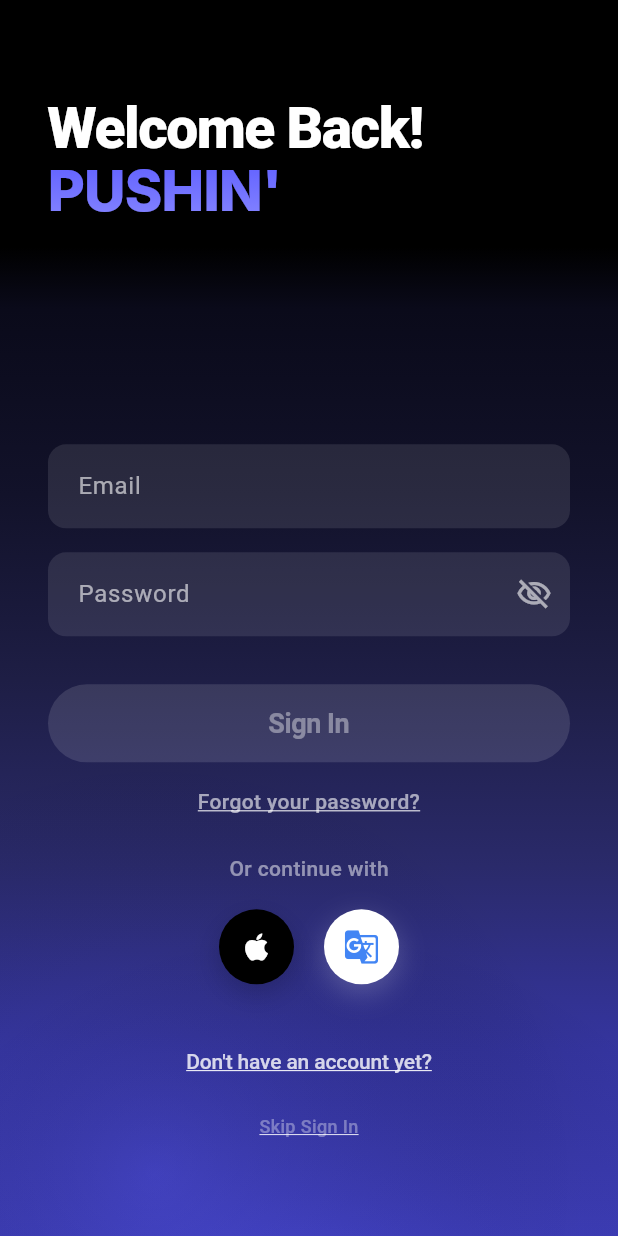
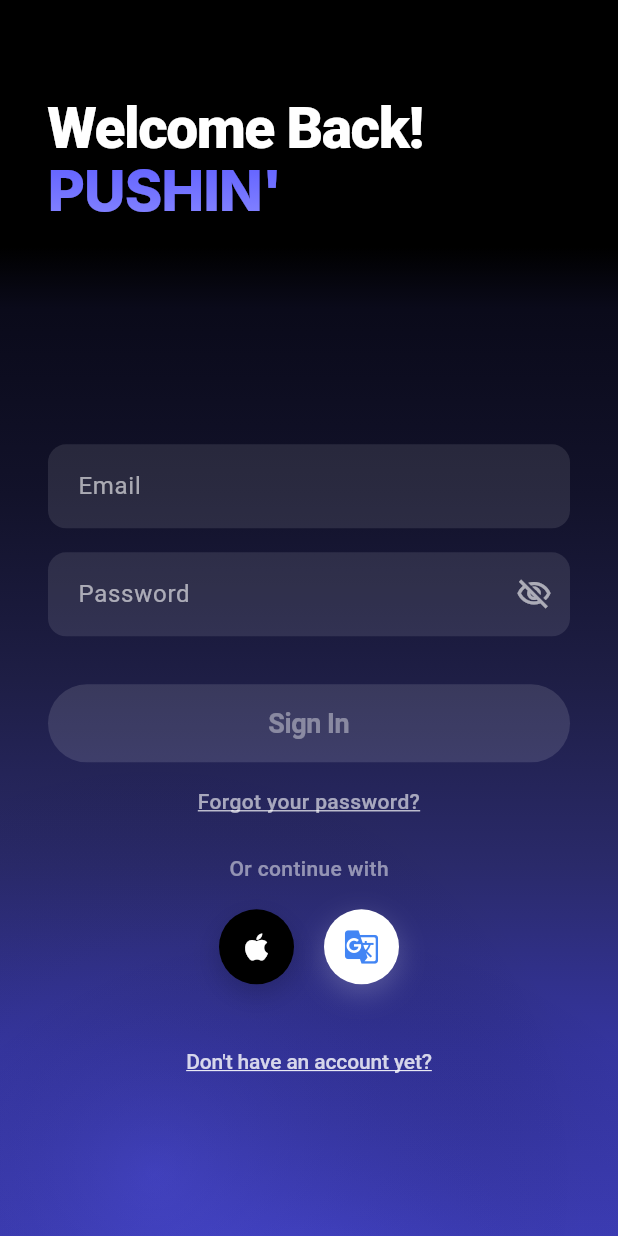
Before and after one commit to kingezeoffia/pushin_reload, a Flutter app: the screen it shows after launch, after a tap on "Get Started", on a phone screen of 412 x 824 dp. Run offline on Flutter 3.47's test engine with Material 3 defaults, Android fonts, the phone set to English and light mode, and no system bars; our stand-ins replace camera, flutter_secure_storage, google_sign_in, hive, hive_flutter, shared_preferences and 2 more; accounts and stored records are empty; Roboto replaces fonts that are missing (Inter).

Commit message:
Remove Skip Sign In button from SignInScreen - skip should only be available during sign up for new users

```diff
--- a/lib/ui/screens/auth/SignInScreen.dart
+++ b/lib/ui/screens/auth/SignInScreen.dart
@@ -3,8 +3,6 @@ import 'package:provider/provider.dart';
 import '../../widgets/GOStepsBackground.dart';
 import '../../widgets/PressAnimationButton.dart';
 import '../../../services/AuthStateProvider.dart';
-import '../onboarding/OnboardingFitnessLevelScreen.dart';
-import '../HomeScreen.dart';
 import 'SignUpScreen.dart';
 
 /// Sign In Screen - Email/Password authentication
@@ -354,34 +352,6 @@ class _SignInScreenState extends State<SignInScreen> {
                   ),
                 ),
 
-                // Skip Sign In (minimal, non-prominent) - matches SignUpScreen spacing
-                Center(
-                  child: Padding(
-                    padding: const EdgeInsets.only(bottom: 6),
-                    child: GestureDetector(
-                      onTap: () {
-                        // TODO: Implement skip functionality similar to SignUpScreen
-                        Navigator.push(
-                          context,
-                          MaterialPageRoute(
-                            builder: (context) =>
-                                const OnboardingFitnessLevelScreen(),
-                          ),
-                        );
-                      },
-                      child: Text(
-                        'Skip Sign In',
-                        style: TextStyle(
-                          fontSize: 12,
-                          color: Colors.white.withOpacity(0.35),
-                          fontWeight: FontWeight.w500,
-                          decoration: TextDecoration.underline,
-                        ),
-                        textAlign: TextAlign.center,
-                      ),
-                    ),
-                  ),
-                ),
               ],
             ),
           ),
```
